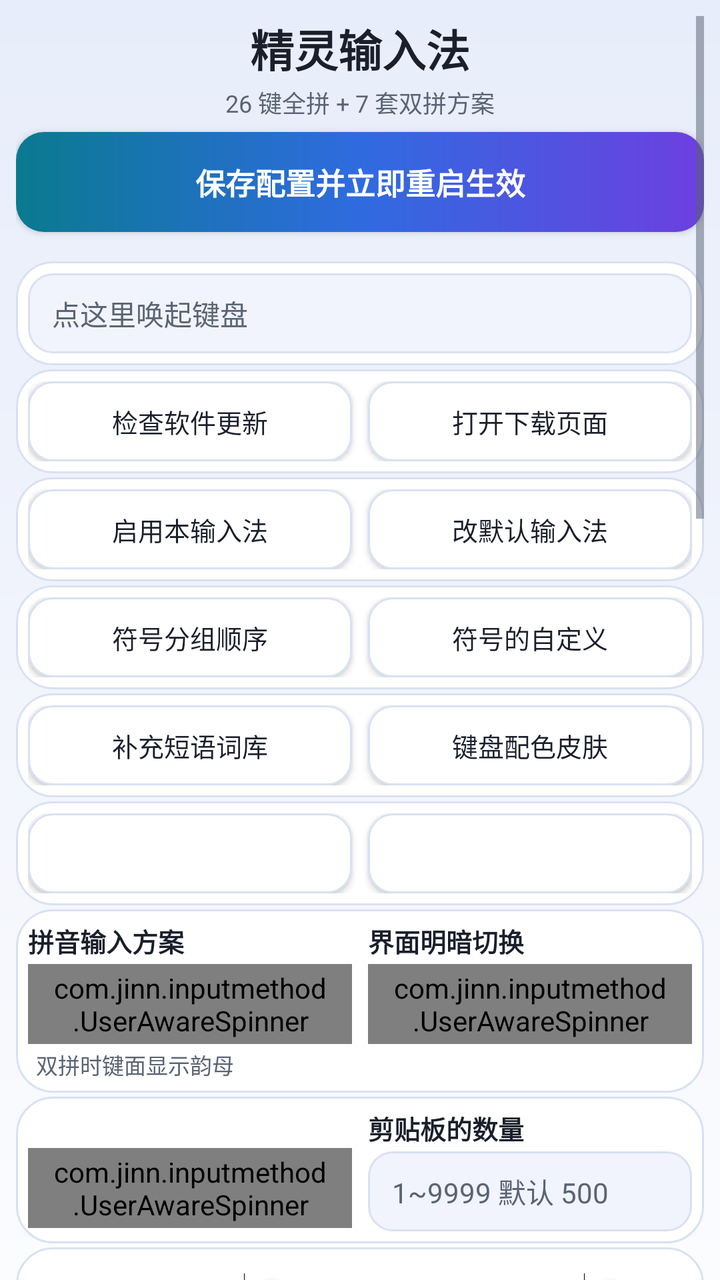
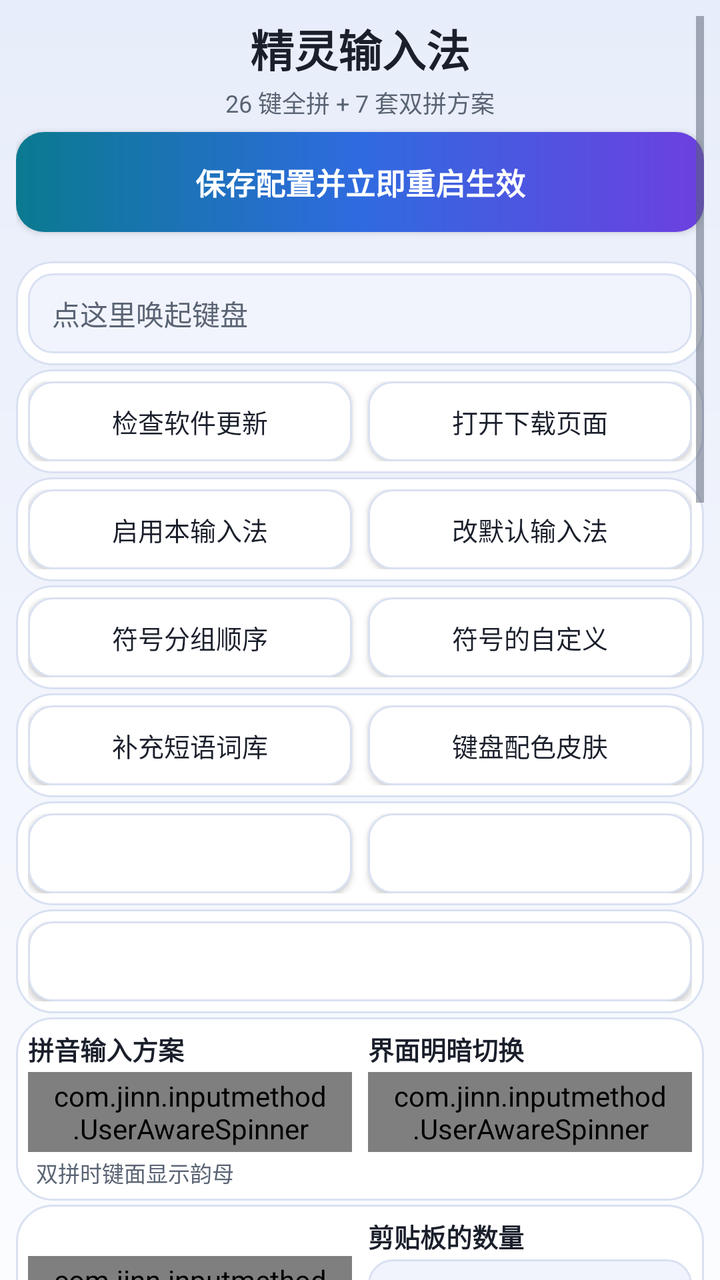

An Android layout rendered at two revisions. The XML below is the earlier revision; the diff shows what the commit changed to produce the second picture.
<!-- AndroidManifest.xml: application theme AppTheme -->
<!-- res/layout/activity_settings.xml -->
<?xml version="1.0" encoding="utf-8"?>
<ScrollView xmlns:android="http://schemas.android.com/apk/res/android"
    style="@style/PageRoot"
    xmlns:tools="http://schemas.android.com/tools"
    android:overScrollMode="never"
    tools:ignore="TooManyViews">

    <LinearLayout
        android:layout_width="match_parent"
        android:layout_height="wrap_content"
        android:orientation="vertical">

        
        <TextView
            style="@style/PageHeroTitle"
            android:text="@string/settings_title" />

        <TextView
            android:layout_width="match_parent"
            android:layout_height="wrap_content"
            android:layout_marginTop="2dp"
            android:layout_marginBottom="6dp"
            android:gravity="center"
            android:text="@string/settings_subtitle"
            android:textColor="@color/text_secondary"
            android:textSize="12sp" />

        
        <Button
            style="@style/SettingsButtonPrimary"
            android:id="@+id/btn_save"
            android:layout_marginBottom="0dp"
            android:text="@string/settings_save" />

        <TextView
            android:id="@+id/text_test"
            android:layout_width="match_parent"
            android:layout_height="wrap_content"
            android:layout_marginTop="-2dp"
            android:layout_marginBottom="0dp"
            android:gravity="center"
            android:textColor="@color/text_secondary"
            android:textSize="12sp" />

        
        <LinearLayout
            style="@style/SettingsCard">

            <EditText
                style="@style/SettingsField"
                android:layout_width="match_parent"
                android:hint="@string/settings_ime_test_hint"
                android:importantForAutofill="no"
                android:imeOptions="actionDone"
                android:inputType="text"
                android:maxLines="1"/>
        </LinearLayout>

        
        <LinearLayout
            style="@style/SettingsCardRow">

            <Button
                style="@style/SettingsButton"
                android:id="@+id/btn_check_update"
                android:layout_width="0dp"
                android:layout_weight="1"
                android:minWidth="0dp"
                android:text="@string/settings_check_update" />

            <Button
                style="@style/SettingsButton"
                android:id="@+id/btn_update_download"
                android:layout_width="0dp"
                android:layout_marginStart="8dp"
                android:layout_weight="1"
                android:minWidth="0dp"
                android:text="@string/update_download_page" />
        </LinearLayout>

        
        <LinearLayout
            style="@style/SettingsCardRow">

            <Button
                style="@style/SettingsButton"
                android:id="@+id/btn_enable"
                android:layout_width="0dp"
                android:layout_weight="1"
                android:minWidth="0dp"
                android:text="@string/settings_enable_ime" />

            <Button
                style="@style/SettingsButton"
                android:id="@+id/btn_pick"
                android:layout_width="0dp"
                android:layout_marginStart="8dp"
                android:layout_weight="1"
                android:minWidth="0dp"
                android:text="@string/settings_pick_ime" />
        </LinearLayout>

        
        <LinearLayout
            style="@style/SettingsCardRow">

            <Button
                style="@style/SettingsButton"
                android:id="@+id/btn_symbol_order"
                android:layout_width="0dp"
                android:layout_weight="1"
                android:minWidth="0dp"
                android:text="@string/symbol_order_title" />

            <Button
                style="@style/SettingsButton"
                android:id="@+id/btn_edit_favorites"
                android:layout_width="0dp"
                android:layout_marginStart="8dp"
                android:layout_weight="1"
                android:minWidth="0dp"
                android:text="@string/favorite_entry_title" />
        </LinearLayout>

        
        <LinearLayout
            style="@style/SettingsCardRow">

            <Button
                style="@style/SettingsButton"
                android:id="@+id/btn_dict_expand"
                android:layout_width="0dp"
                android:layout_weight="1"
                android:minWidth="0dp"
                android:text="@string/dict_entry_button" />

            <Button
                style="@style/SettingsButton"
                android:id="@+id/btn_key_appearance"
                android:layout_width="0dp"
                android:layout_marginStart="8dp"
                android:layout_weight="1"
                android:minWidth="0dp"
                android:text="@string/key_appearance_entry" />
        </LinearLayout>

        
        <LinearLayout
            style="@style/SettingsCardRow">

            <Button
                style="@style/SettingsButton"
                android:id="@+id/btn_fuzzy_pinyin"
                android:layout_width="0dp"
                android:layout_weight="1"
                android:minWidth="0dp" />

            <Button
                style="@style/SettingsButton"
                android:id="@+id/btn_rare_chars"
                android:layout_width="0dp"
                android:layout_marginStart="8dp"
                android:layout_weight="1"
                android:minWidth="0dp" />
        </LinearLayout>

        
        <LinearLayout
            style="@style/SettingsCard">

            <LinearLayout
                android:layout_width="match_parent"
                android:layout_height="wrap_content"
                android:baselineAligned="false"
                android:orientation="horizontal">

                <LinearLayout
                    android:layout_width="0dp"
                    android:layout_height="wrap_content"
                    android:layout_weight="1"
                    android:orientation="vertical">

                    <TextView
                        style="@style/SettingsFieldTitle"
                        android:text="@string/settings_shuangpin_scheme" />

                    <com.jinn.inputmethod.UserAwareSpinner
                        style="@style/SettingsField"
                        android:id="@+id/spinner_shuangpin"
                        android:layout_width="match_parent"
                        android:layout_marginTop="2dp"
                        android:spinnerMode="dropdown"/>

                    <TextView
                        style="@style/CardHint"
                        android:layout_width="match_parent"
                        android:layout_height="wrap_content"
                        android:layout_marginTop="2dp"
                        android:paddingStart="4dp"
                        android:paddingEnd="4dp"
                        android:text="@string/settings_shuangpin_scheme_desc"/>
                </LinearLayout>

                <LinearLayout
                    android:layout_width="0dp"
                    android:layout_height="wrap_content"
                    android:layout_marginStart="8dp"
                    android:layout_weight="1"
                    android:orientation="vertical">

                    <TextView
                        style="@style/SettingsFieldTitle"
                        android:text="@string/theme_card_title" />

                    <com.jinn.inputmethod.UserAwareSpinner
                        style="@style/SettingsField"
                        android:id="@+id/spinner_theme"
                        android:layout_width="match_parent"
                        android:layout_marginTop="2dp"
                        android:spinnerMode="dropdown"/>

                    
                    <TextView
                        style="@style/CardHint"
                        android:id="@+id/text_theme_desc"
                        android:layout_width="match_parent"
                        android:layout_height="wrap_content"
                        android:layout_marginTop="2dp"
                        android:paddingStart="4dp"
                        android:paddingEnd="4dp"/>
                </LinearLayout>
            </LinearLayout>

            
            <LinearLayout
                android:id="@+id/row_theme_schedule"
                android:layout_width="match_parent"
                android:layout_height="wrap_content"
                android:layout_marginTop="3dp"
                android:orientation="horizontal"
                android:visibility="gone">

                <Button
                    style="@style/SettingsButton"
                    android:id="@+id/btn_theme_light_at"
                    android:layout_width="0dp"
                    android:layout_weight="1"
                    android:minWidth="0dp" />

                <Button
                    style="@style/SettingsButton"
                    android:id="@+id/btn_theme_dark_at"
                    android:layout_width="0dp"
                    android:layout_marginStart="8dp"
                    android:layout_weight="1"
                    android:minWidth="0dp" />
            </LinearLayout>

            <TextView
                style="@style/CardHint"
                android:id="@+id/text_theme_schedule_hint"
                android:layout_width="match_parent"
                android:layout_height="wrap_content"
                android:layout_marginTop="2dp"
                android:paddingStart="4dp"
                android:paddingEnd="4dp"
                android:text="@string/theme_schedule_hint"
                android:visibility="gone"/>
        </LinearLayout>

        
        <LinearLayout
            style="@style/SettingsCardRow"
            android:baselineAligned="false">

            <LinearLayout
                android:layout_width="0dp"
                android:layout_height="wrap_content"
                android:layout_weight="1"
                android:orientation="vertical">

                <TextView
                    style="@style/SettingsFieldTitle"
                    android:id="@+id/label_candidate_rows" />

                <com.jinn.inputmethod.UserAwareSpinner
                    style="@style/SettingsField"
                    android:id="@+id/spinner_candidate_rows"
                    android:layout_width="match_parent"
                    android:layout_marginTop="2dp"
                    android:spinnerMode="dropdown"/>
            </LinearLayout>

            <LinearLayout
                android:layout_width="0dp"
                android:layout_height="wrap_content"
                android:layout_marginStart="8dp"
                android:layout_weight="1"
                android:orientation="vertical">

                <TextView
                    style="@style/SettingsFieldTitle"
                    android:text="@string/clipboard_max_items_title" />

                <EditText
                    style="@style/SettingsField"
                    android:id="@+id/edit_clipboard_max"
                    android:layout_width="match_parent"
                    android:layout_marginTop="2dp"
                    android:hint="@string/clipboard_max_items_hint"
                    android:importantForAutofill="no"
                    android:inputType="number"
                    android:singleLine="true"/>
            </LinearLayout>
        </LinearLayout>

        
        <LinearLayout
            style="@style/SettingsCardRow"
            android:baselineAligned="false">

            <LinearLayout
                android:layout_width="0dp"
                android:layout_height="wrap_content"
                android:layout_weight="1"
                android:orientation="vertical">

                <Switch
                    android:id="@+id/switch_key_hint"
                    android:layout_width="match_parent"
                    android:layout_height="wrap_content"
                    android:maxLines="2"
                    android:ellipsize="end"
                    android:minHeight="40dp"
                    android:textColor="@color/text_primary"
                    android:textSize="13sp" />

                <TextView
                    style="@style/CardHint"
                    android:id="@+id/text_key_hint_desc"
                    android:layout_width="match_parent"
                    android:layout_height="wrap_content"
                    android:paddingStart="8dp"
                    android:paddingEnd="8dp"/>
            </LinearLayout>

            <LinearLayout
                android:layout_width="0dp"
                android:layout_height="wrap_content"
                android:layout_marginStart="8dp"
                android:layout_weight="1"
                android:orientation="vertical">

                <Switch
                    android:id="@+id/switch_pinyin_quanpin"
                    android:layout_width="match_parent"
                    android:layout_height="wrap_content"
                    android:maxLines="2"
                    android:ellipsize="end"
                    android:minHeight="40dp"
                    android:textColor="@color/text_primary"
                    android:textSize="13sp" />

                <TextView
                    style="@style/CardHint"
                    android:id="@+id/text_pinyin_quanpin_desc"
                    android:layout_width="match_parent"
                    android:layout_height="wrap_content"
                    android:paddingStart="8dp"
                    android:paddingEnd="8dp"/>
            </LinearLayout>
        </LinearLayout>

        
        <LinearLayout
            style="@style/SettingsCardRow"
            android:baselineAligned="false">

            <LinearLayout
                android:layout_width="0dp"
                android:layout_height="wrap_content"
                android:layout_weight="1"
                android:orientation="vertical">

                <Switch
                    android:id="@+id/switch_user_learning"
                    android:layout_width="match_parent"
                    android:layout_height="wrap_content"
                    android:minHeight="40dp"
                    android:maxLines="2"
                    android:ellipsize="end"
                    android:text="@string/switch_user_learning"
                    android:textColor="@color/text_primary"
                    android:textSize="13sp" />

                <TextView
                    style="@style/CardHint"
                    android:layout_width="match_parent"
                    android:layout_height="wrap_content"
                    android:paddingStart="8dp"
                    android:paddingEnd="8dp"
                    android:text="@string/switch_user_learning_desc"/>
            </LinearLayout>

            <LinearLayout
                android:layout_width="0dp"
                android:layout_height="wrap_content"
                android:layout_marginStart="8dp"
                android:layout_weight="1"
                android:orientation="vertical">

                <Switch
                    android:id="@+id/switch_predict"
                    android:layout_width="match_parent"
                    android:layout_height="wrap_content"
                    android:minHeight="40dp"
                    android:maxLines="2"
                    android:ellipsize="end"
                    android:text="@string/switch_predict"
                    android:textColor="@color/text_primary"
                    android:textSize="13sp" />

                <TextView
                    style="@style/CardHint"
                    android:layout_width="match_parent"
                    android:layout_height="wrap_content"
                    android:paddingStart="8dp"
                    android:paddingEnd="8dp"
                    android:text="@string/switch_predict_desc"/>
            </LinearLayout>
        </LinearLayout>

        
        <LinearLayout
            style="@style/SettingsCardRow"
            android:baselineAligned="false">

            <LinearLayout
                android:layout_width="0dp"
                android:layout_height="wrap_content"
                android:layout_weight="1"
                android:orientation="vertical">

                <Switch
                    android:id="@+id/switch_auto_show_keyboard"
                    android:layout_width="match_parent"
                    android:layout_height="wrap_content"
                    android:minHeight="40dp"
                    android:maxLines="2"
                    android:ellipsize="end"
                    android:text="@string/switch_auto_show_keyboard"
                    android:textColor="@color/text_primary"
                    android:textSize="13sp" />

                <TextView
                    style="@style/CardHint"
                    android:layout_width="match_parent"
                    android:layout_height="wrap_content"
                    android:paddingStart="8dp"
                    android:paddingEnd="8dp"
                    android:text="@string/switch_auto_show_keyboard_desc"/>
            </LinearLayout>

            <LinearLayout
                android:layout_width="0dp"
                android:layout_height="wrap_content"
                android:layout_marginStart="8dp"
                android:layout_weight="1"
                android:orientation="vertical">

                <Switch
                    android:id="@+id/switch_use_traditional"
                    android:layout_width="match_parent"
                    android:layout_height="wrap_content"
                    android:minHeight="40dp"
                    android:maxLines="2"
                    android:ellipsize="end"
                    android:textColor="@color/text_primary"
                    android:textSize="13sp" />

                <TextView
                    style="@style/CardHint"
                    android:id="@+id/text_use_traditional_desc"
                    android:layout_width="match_parent"
                    android:layout_height="wrap_content"
                    android:paddingStart="8dp"
                    android:paddingEnd="8dp"/>
            </LinearLayout>
        </LinearLayout>

        
        <LinearLayout
            style="@style/SettingsCard">

            <LinearLayout
                android:layout_width="match_parent"
                android:layout_height="wrap_content"
                android:gravity="center_vertical"
                android:orientation="horizontal">

                <TextView
                    android:layout_width="0dp"
                    android:layout_height="wrap_content"
                    android:layout_weight="1"
                    android:text="@string/settings_voice_input"
                    android:textColor="@color/text_primary"
                    android:textSize="13sp" />

                <Switch
                    android:id="@+id/switch_voice_input"
                    android:layout_width="wrap_content"
                    android:layout_height="wrap_content"
                    android:minHeight="40dp" />
            </LinearLayout>

            <TextView
                style="@style/CardHint"
                android:layout_width="match_parent"
                android:layout_height="wrap_content"
                android:layout_marginTop="2dp"
                android:text="@string/settings_voice_input_desc"/>
        </LinearLayout>

        
        <LinearLayout
            style="@style/SettingsCard"
            android:id="@+id/card_mic_permission">

            <TextView
                android:id="@+id/text_mic_state"
                android:layout_width="match_parent"
                android:layout_height="wrap_content"
                android:layout_marginBottom="4dp"
                android:text="@string/settings_grant_mic"
                android:textColor="@color/text_secondary"
                android:textSize="12sp" />

            <Button
                style="@style/SettingsButton"
                android:id="@+id/btn_grant"
                android:layout_width="match_parent"
                android:text="@string/settings_grant_mic" />
        </LinearLayout>

        
        <LinearLayout
            style="@style/SettingsCard"
            android:id="@+id/card_voice_server">

            <LinearLayout
                android:layout_width="match_parent"
                android:layout_height="wrap_content"
                android:baselineAligned="false"
                android:orientation="horizontal">

                <LinearLayout
                    android:layout_width="0dp"
                    android:layout_height="wrap_content"
                    android:layout_weight="2"
                    android:orientation="vertical">

                    <TextView
                        style="@style/SettingsLabel"
                        android:text="@string/settings_host" />

                    <EditText
                        style="@style/SettingsField"
                        android:id="@+id/edit_host"
                        android:layout_width="match_parent"
                        android:hint="@string/settings_host"
                        android:importantForAutofill="no"
                        android:inputType="textUri"
                        android:singleLine="true"/>
                </LinearLayout>

                <LinearLayout
                    android:layout_width="0dp"
                    android:layout_height="wrap_content"
                    android:layout_marginStart="8dp"
                    android:layout_weight="1"
                    android:orientation="vertical">

                    <TextView
                        style="@style/SettingsLabel"
                        android:text="@string/settings_port" />

                    <EditText
                        style="@style/SettingsField"
                        android:id="@+id/edit_port"
                        android:layout_width="match_parent"
                        android:hint="@string/settings_port"
                        android:importantForAutofill="no"
                        android:inputType="number"
                        android:singleLine="true"/>
                </LinearLayout>

                <LinearLayout
                    android:layout_width="0dp"
                    android:layout_height="wrap_content"
                    android:layout_marginStart="8dp"
                    android:layout_weight="1"
                    android:gravity="center_vertical"
                    android:orientation="vertical">

                    <TextView
                        style="@style/SettingsLabel"
                        android:text="@string/settings_lock" />

                    <CheckBox
                        android:id="@+id/check_lock_server"
                        android:layout_width="match_parent"
                        android:layout_height="40dp"
                        android:gravity="center"
                        android:buttonTint="@color/accent"
                        android:text="@string/settings_lock_short"
                        android:textColor="@color/text_primary"
                        android:textSize="12sp" />
                </LinearLayout>
            </LinearLayout>

            
            <LinearLayout
                android:layout_width="match_parent"
                android:layout_height="wrap_content"
                android:layout_marginTop="4dp"
                android:gravity="center_vertical"
                android:orientation="horizontal">

                <LinearLayout
                    android:layout_width="0dp"
                    android:layout_height="wrap_content"
                    android:layout_weight="1"
                    android:orientation="vertical">

                    <TextView
                        style="@style/SettingsLabel"
                        android:text="@string/settings_language" />

                    <com.jinn.inputmethod.UserAwareSpinner
                        style="@style/SettingsField"
                        android:id="@+id/spinner_language"
                        android:layout_width="match_parent"
                        android:spinnerMode="dropdown"/>
                </LinearLayout>

                <Space
                    android:layout_width="8dp"
                    android:layout_height="1dp" />

                <LinearLayout
                    android:layout_width="0dp"
                    android:layout_height="wrap_content"
                    android:layout_weight="1"
                    android:orientation="vertical">

                    <TextView
                        style="@style/SettingsLabel"
                        android:text="@string/settings_default_mode" />

                    <com.jinn.inputmethod.UserAwareSpinner
                        style="@style/SettingsField"
                        android:id="@+id/spinner_default_mode"
                        android:layout_width="match_parent"
                        android:spinnerMode="dropdown"/>
                </LinearLayout>
            </LinearLayout>

            <TextView
                style="@style/SettingsLabel"
                android:layout_marginTop="4dp"
                android:text="@string/settings_prompt" />

            <EditText
                style="@style/SettingsFieldMultiline"
                android:id="@+id/edit_prompt"
                android:layout_width="match_parent"
                android:hint="@string/settings_prompt"
                android:importantForAutofill="no"
                android:inputType="textMultiLine"
                android:minHeight="64dp"/>

            
            <LinearLayout
                android:layout_width="match_parent"
                android:layout_height="wrap_content"
                android:layout_marginTop="2dp"
                android:orientation="horizontal">

                <CheckBox
                    android:id="@+id/check_strip"
                    android:layout_width="0dp"
                    android:layout_height="wrap_content"
                    android:layout_weight="1"
                    android:text="@string/settings_strip_punc"
                    android:textColor="@color/text_primary"
                    android:textSize="12sp" />

                <CheckBox
                    android:id="@+id/check_composing"
                    android:layout_width="0dp"
                    android:layout_height="wrap_content"
                    android:layout_weight="1"
                    android:text="@string/settings_composing"
                    android:textColor="@color/text_primary"
                    android:textSize="12sp" />
            </LinearLayout>
        </LinearLayout>

        
        <LinearLayout
            style="@style/SettingsCard">

            <Switch
                android:id="@+id/switch_translate"
                android:layout_width="match_parent"
                android:layout_height="wrap_content"
                android:ellipsize="end"
                android:maxLines="2"
                android:minHeight="40dp"
                android:textColor="@color/text_primary"
                android:textSize="13sp" />

            <TextView
                style="@style/CardHint"
                android:id="@+id/text_translate_state"
                android:layout_width="match_parent"
                android:layout_height="wrap_content"
                android:layout_marginTop="2dp"
                />

            <Button
                style="@style/SettingsButton"
                android:id="@+id/btn_translate_settings"
                android:layout_width="match_parent"
                android:layout_marginTop="4dp" />
        </LinearLayout>

        
        <LinearLayout
            style="@style/SettingsCard">

            <LinearLayout
                android:layout_width="match_parent"
                android:layout_height="wrap_content"
                android:orientation="horizontal">

                <Button
                    style="@style/SettingsButton"
                    android:id="@+id/btn_config_export"
                    android:layout_width="0dp"
                    android:layout_weight="1"
                    android:minWidth="0dp" />

                <Button
                    style="@style/SettingsButton"
                    android:id="@+id/btn_config_import"
                    android:layout_width="0dp"
                    android:layout_marginStart="8dp"
                    android:layout_weight="1"
                    android:minWidth="0dp" />
            </LinearLayout>

            <TextView
                style="@style/CardHint"
                android:id="@+id/text_config_hint"
                android:layout_width="match_parent"
                android:layout_height="wrap_content"
                android:layout_marginTop="2dp"
                />
        </LinearLayout>

        
        <LinearLayout
            style="@style/SettingsCard">

            <Button
                style="@style/SettingsButton"
                android:id="@+id/btn_export_diag"
                android:layout_width="match_parent"
                android:minWidth="0dp"
                android:text="@string/settings_export_diag" />

            <TextView
                style="@style/CardHint"
                android:id="@+id/text_diag_dir"
                android:layout_width="match_parent"
                android:layout_height="wrap_content"
                android:layout_marginTop="2dp"
                android:singleLine="true"
                android:ellipsize="middle"/>
        </LinearLayout>

        
        <TextView
            android:layout_width="match_parent"
            android:layout_height="wrap_content"
            android:layout_marginTop="2dp"
            android:layout_marginBottom="6dp"
            android:gravity="center"
            android:text="@string/settings_usage"
            android:textColor="@color/text_secondary"
            android:textSize="12sp" />
    </LinearLayout>
</ScrollView>
<!-- resources referenced by this layout -->
<resources>
  <color name="accent">#2F6BE0</color>
  <color name="text_primary">#1A1F2B</color>
  <color name="text_secondary">#5A6474</color>
  <string name="clipboard_max_items_hint">1~9999 默认 500</string>
  <string name="clipboard_max_items_title">剪贴板的数量</string>
  <string name="dict_entry_button">补充短语词库</string>
  <string name="favorite_entry_title">符号的自定义</string>
  <string name="key_appearance_entry">键盘配色皮肤</string>
  <string name="settings_check_update">检查软件更新</string>
  <string name="settings_composing">语音文字实时回显</string>
  <string name="settings_default_mode">默认键盘样式</string>
  <string name="settings_enable_ime">启用本输入法</string>
  <string name="settings_export_diag">导出诊断数据</string>
  <string name="settings_grant_mic">授权麦克风</string>
  <string name="settings_host">NAS 地址</string>
  <string name="settings_ime_test_hint">点这里唤起键盘</string>
  <string name="settings_language">语言</string>
  <string name="settings_lock">固定</string>
  <string name="settings_lock_short">锁定</string>
  <string name="settings_pick_ime">改默认输入法</string>
  <string name="settings_port">端口</string>
  <string name="settings_prompt">提示词（人名 / 地名 / 术语，可留空）</string>
  <string name="settings_save">保存配置并立即重启生效</string>
  <string name="settings_shuangpin_scheme">拼音输入方案</string>
  <string name="settings_shuangpin_scheme_desc">双拼时键面显示韵母</string>
  <string name="settings_strip_punc">去句尾标点</string>
  <string name="settings_subtitle">26 键全拼 + 7 套双拼方案</string>
  <string name="settings_title">精灵输入法</string>
  <string name="settings_usage">拼音键盘：26 键全拼 / 双拼（7 套方案），空格选词。\n长串拼音打错了：点候选栏右侧的 ✕ 可整串清掉\n「删除键」双击再长按，清空整个输入框。\n拼音键盘按下的字母，按回车直接输出英文。\n启用语音输入之后,长按空格键即可进入语音功能页面\n作者 https://github.com/yezijinn</string>
  <string name="settings_voice_input">语音输入转文字,要自建服务器</string>
  <string name="settings_voice_input_desc">关闭时语音完全停用（不占用内存、长按空格无效）</string>
  <string name="switch_auto_show_keyboard">自动唤起键盘</string>
  <string name="switch_auto_show_keyboard_desc">关闭后不再弹出键盘</string>
  <string name="switch_predict">追加候选词语</string>
  <string name="switch_predict_desc">额外显示后续的词</string>
  <string name="switch_user_learning">用户词频学习</string>
  <string name="switch_user_learning_desc">记住常选的词，下次放前排</string>
  <string name="symbol_order_title">符号分组顺序</string>
  <string name="theme_card_title">界面明暗切换</string>
  <string name="theme_schedule_hint">定时模式：到达设定时刻自动切换，停留在本页也会准点刷新</string>
  <string name="update_download_page">打开下载页面</string>
  <style name="CardHint">
          <item name="android:layout_width">match_parent</item>
          <item name="android:layout_height">wrap_content</item>
          <item name="android:textColor">@color/text_secondary</item>
          <item name="android:textSize">11sp</item>
      </style>
  <style name="SettingsCardRow" parent="SettingsCard">
          <item name="android:orientation">horizontal</item>
          <item name="android:padding">6dp</item>
      </style>
  <style name="SettingsFieldMultiline" parent="SettingsField">
          <item name="android:layout_height">wrap_content</item>
          <item name="android:gravity">top|start</item>
          <item name="android:minLines">2</item>
          <item name="android:padding">12dp</item>
      </style>
  <color name="text_on_accent">#FFFFFF</color>
  <color name="app_bg">#F5F7FB</color>
  <color name="nav_bar">#1A1F2B</color>
  <color name="aurora_bg_top">#E7EDFA</color>
  <color name="aurora_bg_mid">#F1F4FC</color>
  <color name="aurora_bg_bottom">#FBFCFE</color>
  <color name="ripple_on_surface">#1A000000</color>
  <color name="btn_secondary_bg">#FFFFFF</color>
  <color name="card_stroke">#D9E1F2</color>
  <color name="ripple_on_accent">#33FFFFFF</color>
  <color name="aurora_cyan">#0A7A90</color>
  <color name="aurora_blue">#2F6BE0</color>
  <color name="aurora_purple">#6D3FE0</color>
  <color name="card_bg">#FFFFFF</color>
  <color name="field_bg">#F1F4FC</color>
  <!-- unchanged entries left out for length: 15 -->
</resources>

<!-- the commit's change to res/layout/activity_settings.xml (unified diff, before → after) -->
@@ -161,6 +161,17 @@
                 android:layout_width="0dp"
                 android:layout_marginStart="8dp"
                 android:layout_weight="1"
+                android:minWidth="0dp" />
+        </LinearLayout>
+
+        
+        <LinearLayout
+            style="@style/SettingsCardRow">
+
+            <Button
+                style="@style/SettingsButton"
+                android:id="@+id/btn_tap_sound"
+                android:layout_width="match_parent"
                 android:minWidth="0dp" />
         </LinearLayout>
 
